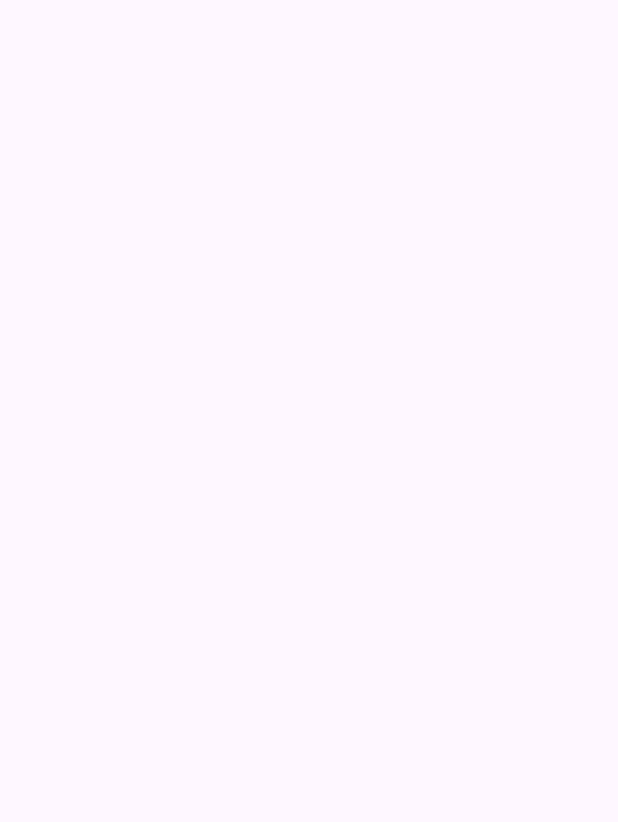
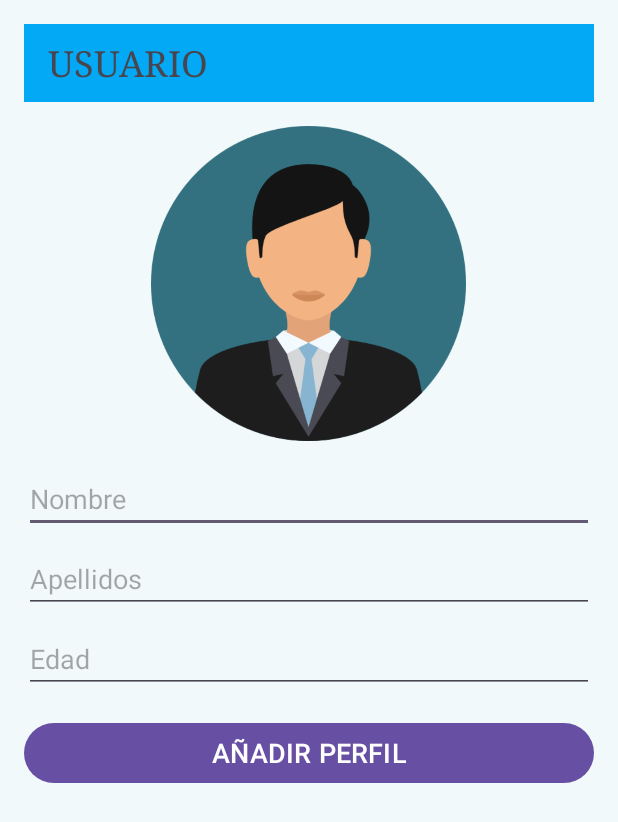
Before and after one commit to NoeliaDuranL/Recordatorio_Medicamentos, an Android app: the UsuarioActivity screen opened directly, with no data from a screen before it, on a phone screen of 412 x 824 dp. Before the commit the part shown is empty. Shown: the top 822 px of the screen. Run offline under Robolectric (Android 15) with nearby library versions, the phone set to English and light mode, and no system bars.

Commit message:
Implemente Usuario, VerPerfil y Alarma

```diff
--- a/app/src/main/AndroidManifest.xml
+++ b/app/src/main/AndroidManifest.xml
@@ -12,6 +12,12 @@
         android:supportsRtl="true"
         android:theme="@style/Theme.RecordatorioMedicamentos"
         tools:targetApi="31">
+        <activity
+            android:name=".AlarmaActivity"
+            android:exported="false" />
+        <activity
+            android:name=".VerPerfilActivity"
+            android:exported="false" />
         <activity
             android:name=".MedicamentosActivity"
             android:exported="false" />
--- a/app/src/main/java/com/example/recordatoriomedicamentos/UsuarioActivity.kt
+++ b/app/src/main/java/com/example/recordatoriomedicamentos/UsuarioActivity.kt
@@ -1,11 +1,31 @@
 package com.example.recordatoriomedicamentos
 
+import android.content.Intent
 import androidx.appcompat.app.AppCompatActivity
 import android.os.Bundle
+import android.widget.Button
+import android.widget.EditText
 
 class UsuarioActivity : AppCompatActivity() {
     override fun onCreate(savedInstanceState: Bundle?) {
         super.onCreate(savedInstanceState)
         setContentView(R.layout.activity_usuario)
+
+        val nameEditText = findViewById<EditText>(R.id.nameEditText)
+        val lastNameEditText = findViewById<EditText>(R.id.lastNameEditText)
+        val ageEditText = findViewById<EditText>(R.id.ageEditText)
+        val saveButton = findViewById<Button>(R.id.saveButton)
+
+        saveButton.setOnClickListener {
+            val name = nameEditText.text.toString()
+            val lastName = lastNameEditText.text.toString()
+            val age = ageEditText.text.toString()
+
+            val intent = Intent(this, VerPerfilActivity::class.java)
+            intent.putExtra("EXTRA_NAME", name)
+            intent.putExtra("EXTRA_LAST_NAME", lastName)
+            intent.putExtra("EXTRA_AGE", age)
+            startActivity(intent)
+        }
     }
 }
--- a/app/src/main/res/layout/activity_usuario.xml
+++ b/app/src/main/res/layout/activity_usuario.xml
@@ -1,9 +1,70 @@
 <?xml version="1.0" encoding="utf-8"?>
-<androidx.constraintlayout.widget.ConstraintLayout xmlns:android="http://schemas.android.com/apk/res/android"
+<LinearLayout xmlns:android="http://schemas.android.com/apk/res/android"
     xmlns:app="http://schemas.android.com/apk/res-auto"
     xmlns:tools="http://schemas.android.com/tools"
     android:layout_width="match_parent"
     android:layout_height="match_parent"
+    android:orientation="vertical"
+    android:padding="16dp"
+    android:background="#F1F9FA"
     tools:context=".UsuarioActivity">
 
-</androidx.constraintlayout.widget.ConstraintLayout>
+    <TextView
+        android:id="@+id/titleTextView"
+        android:layout_width="match_parent"
+        android:layout_height="52dp"
+        android:background="#03A9F4"
+        android:fontFamily="serif"
+        android:text="USUARIO"
+        android:textSize="24sp"
+        android:gravity="center_vertical"
+        android:paddingStart="16dp" />
+
+    <ImageView
+        android:id="@+id/profileImageView"
+        android:layout_width="210dp"
+        android:layout_height="210dp"
+        android:layout_marginTop="16dp"
+        android:scaleType="centerCrop"
+        android:src="@drawable/usuario3"
+        android:layout_gravity="center" />
+
+    <EditText
+        android:id="@+id/nameEditText"
+        android:layout_width="match_parent"
+        android:layout_height="wrap_content"
+        android:layout_marginTop="16dp"
+        android:hint="Nombre"
+        android:textSize="18sp"
+        android:inputType="textCapWords"
+        android:maxLines="1" />
+
+    <EditText
+        android:id="@+id/lastNameEditText"
+        android:layout_width="match_parent"
+        android:layout_height="wrap_content"
+        android:layout_marginTop="8dp"
+        android:hint="Apellidos"
+        android:textSize="18sp"
+        android:inputType="textCapWords"
+        android:maxLines="1" />
+
+    <EditText
+        android:id="@+id/ageEditText"
+        android:layout_width="match_parent"
+        android:layout_height="wrap_content"
+        android:layout_marginTop="8dp"
+        android:hint="Edad"
+        android:textSize="18sp"
+        android:inputType="number"
+        android:maxLines="1" />
+
+    <Button
+        android:id="@+id/saveButton"
+        android:layout_width="match_parent"
+        android:layout_height="wrap_content"
+        android:layout_marginTop="16dp"
+        android:text="AÑADIR PERFIL"
+        android:textSize="18sp" />
+
+</LinearLayout>
--- a/app/src/main/res/menu/activity_main_drawer.xml
+++ b/app/src/main/res/menu/activity_main_drawer.xml
@@ -2,7 +2,7 @@
 <menu xmlns:android="http://schemas.android.com/apk/res/android">
     <group>
         <item android:id="@+id/nav_item_usuario"
-        android:title="Usuario"/>
+            android:title="Ver Perfil"/>
         <item android:id="@+id/nav_item_medicamentos"
             android:title="Medicamentos"/>
         <item android:id="@+id/nav_item_doctor"
@@ -11,9 +11,10 @@
             android:title="Refill"/>
         <item android:id="@+id/nav_item_reporte"
             android:title="Reporte"/>
+        <item android:id="@+id/nav_item_alarma"
+            android:title="Alarma"/>
         <item android:id="@+id/nav_item_horario"
             android:title="Horario"/>
-
         <item android:id="@+id/nav_item_agregar"
             android:title="Agregar Usuario"/>
 
```
Also changed, not shown: app/src/main/java/com/example/recordatoriomedicamentos/AlarmaActivity.kt (added, +49 -0 lines), app/src/main/java/com/example/recordatoriomedicamentos/MainActivity.kt (+14 -7 lines), app/src/main/java/com/example/recordatoriomedicamentos/VerPerfilActivity.kt (added, +21 -0 lines), app/src/main/res/layout/activity_alarma.xml (added, +80 -0 lines), app/src/main/res/layout/activity_ver_perfil.xml (added, +44 -0 lines), app/src/main/res/drawable/usuario3.png (added). Lines whose indentation alone changed are shown as unchanged.
